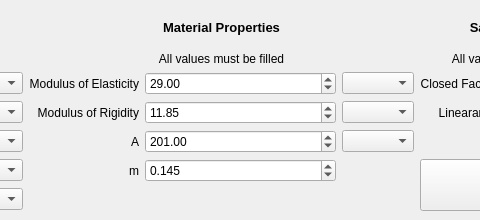
Above: ui/ui_MainWindow.ui from Unsweeticetea/Spring-Bender before the change; both pictures show x 382 to 862 and y 0 to 220 of the 1000 by 220 pixel window. Below: the same form after it.
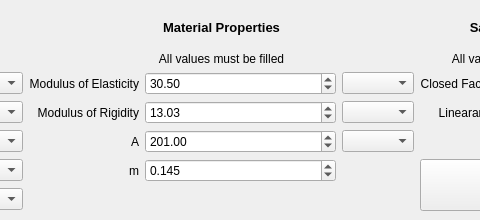
That is the form after the change.

Commit message:
It works now
Gcode generation

What changed in the file:
```diff
--- a/ui/ui_MainWindow.ui
+++ b/ui/ui_MainWindow.ui
@@ -301,7 +301,7 @@
          <double>999.990000000000009</double>
         </property>
         <property name="value">
-         <double>29.000000000000000</double>
+         <double>30.500000000000000</double>
         </property>
        </widget>
       </item>
@@ -359,7 +359,7 @@
          <double>999.990000000000009</double>
         </property>
         <property name="value">
-         <double>11.850000000000000</double>
+         <double>13.029999999999999</double>
         </property>
        </widget>
       </item>
```
Left out of the diff: 6 changed lines with no effect on the pictures. The commit also changes 1 other file.
